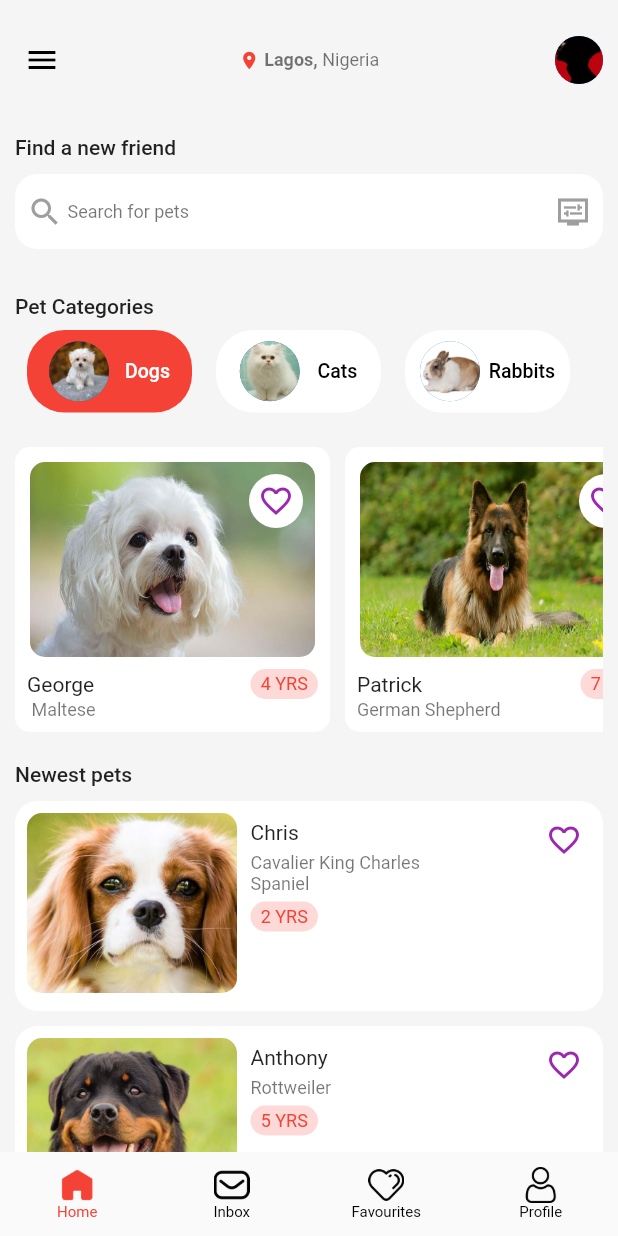
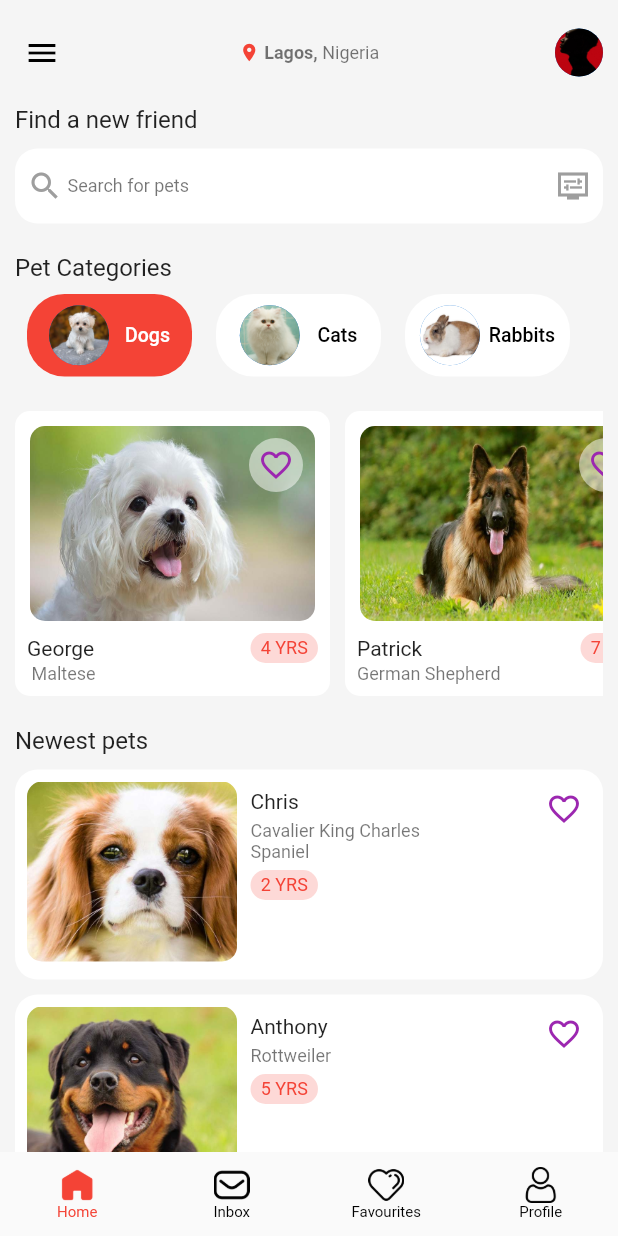
Before and after one commit to Richmond-Nunoo/PET-ADOPTION-APP, a Flutter app: the screen it shows after launch, after a tap on "Get Started", on a phone screen of 412 x 824 dp. Run offline on Flutter 3.47's test engine with Material 2 defaults, Android fonts, the light colour scheme and no system bars; our stand-ins replace shared_preferences.

Commit message:
code clean up

```diff
--- a/lib/main.dart
+++ b/lib/main.dart
@@ -12,13 +12,13 @@ void main() async {
 
 class MyApp extends StatelessWidget {
   final bool? showHome;
-  const MyApp({super.key,  this.showHome});
+  const MyApp({super.key, this.showHome});
 
   @override
   Widget build(BuildContext context) {
     return MaterialApp(
       debugShowCheckedModeBanner: false,
-      title: 'Pet Adoption UI',
+      title: 'Pet Adoption App',
       theme: ThemeData(
         primarySwatch: Colors.blue,
       ),
--- a/lib/views/model/pets_model.dart
+++ b/lib/views/model/pets_model.dart
@@ -42,10 +42,9 @@ List<PetsModel> topPets = [
   ),
 ];
 
-////New Pets
+
+
 /////New Pets
-/////New Pets
-
 List<PetsModel> newPets = [
   PetsModel(
     petName: "Chris",
--- a/lib/views/pages/homepage.dart
+++ b/lib/views/pages/homepage.dart
@@ -30,7 +30,7 @@ class _UserHomePageState extends State<UserHomePage> {
     return Scaffold(
       backgroundColor: Colors.grey.shade100,
       appBar: AppBar(
-        toolbarHeight: 80,
+        toolbarHeight: 70,
         leading: const Icon(
           Icons.menu_outlined,
           color: Colors.black,
@@ -69,11 +69,11 @@ class _UserHomePageState extends State<UserHomePage> {
       ),
       body: ListView(
         physics: const BouncingScrollPhysics(),
-        padding: const EdgeInsets.symmetric(vertical: 10, horizontal: 10),
+        padding: const EdgeInsets.symmetric(vertical: 0, horizontal: 10),
         children: [
           Text(
             "Find a new friend",
-            style: theme.bodyLarge,
+            style: theme.titleMedium,
           ),
           const SizedBox(
             height: 10,
@@ -109,11 +109,11 @@ class _UserHomePageState extends State<UserHomePage> {
             ),
           ),
           const SizedBox(
-            height: 30,
+            height: 20,
           ),
           Text(
             "Pet Categories",
-            style: theme.bodyLarge,
+            style: theme.titleMedium,
           ),
           SingleChildScrollView(
             scrollDirection: Axis.horizontal,
@@ -204,7 +204,7 @@ class _UserHomePageState extends State<UserHomePage> {
           ),
           Text(
             "Newest pets",
-            style: theme.bodyLarge,
+            style: theme.titleMedium,
           ),
           const SizedBox(
             height: 10,
--- a/lib/views/widgets/getting_started.dart
+++ b/lib/views/widgets/getting_started.dart
@@ -79,7 +79,7 @@ class _LandingPageReadmeState extends State<LandingPageReadme> {
             ),
             Container(
               height: 5,
-              width: 15,
+              width: activeIndex == 1 ? 15 : 10,
               decoration: BoxDecoration(
                 borderRadius: const BorderRadius.all(
                   Radius.circular(10),
@@ -92,7 +92,7 @@ class _LandingPageReadmeState extends State<LandingPageReadme> {
             ),
             Container(
               height: 5,
-              width: 15,
+              width: activeIndex == 2 ? 15 : 10,
               decoration: BoxDecoration(
                 borderRadius: const BorderRadius.all(
                   Radius.circular(10),
--- a/lib/views/widgets/top_pets_card.dart
+++ b/lib/views/widgets/top_pets_card.dart
@@ -106,7 +106,6 @@ class _TopPetsCardState extends State<TopPetsCard> {
             child: InkWell(
               onTap: () {
                 setState(() {});
-
                 if (widget.likes.contains(widget.iD)) {
                   widget.likes.remove(widget.iD);
                 } else {
@@ -117,7 +116,7 @@ class _TopPetsCardState extends State<TopPetsCard> {
                 radius: 18,
                 backgroundColor: widget.likes.contains(widget.iD)
                     ? Colors.purple
-                    : Colors.white,
+                    : Colors.white.withOpacity(0.5),
                 child: widget.likes.contains(widget.iD)
                     ? const Icon(
                         Icons.favorite_sharp,
```
Also changed, not shown: pubspec.yaml (+0 -25 lines).
